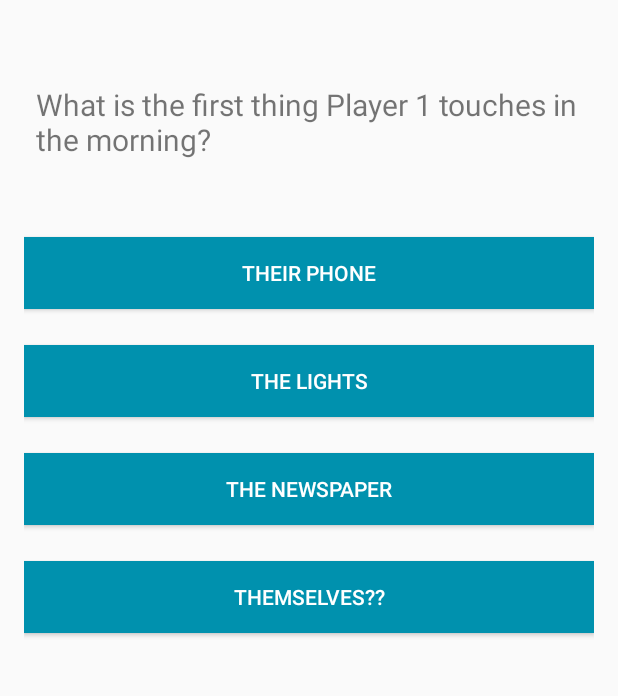
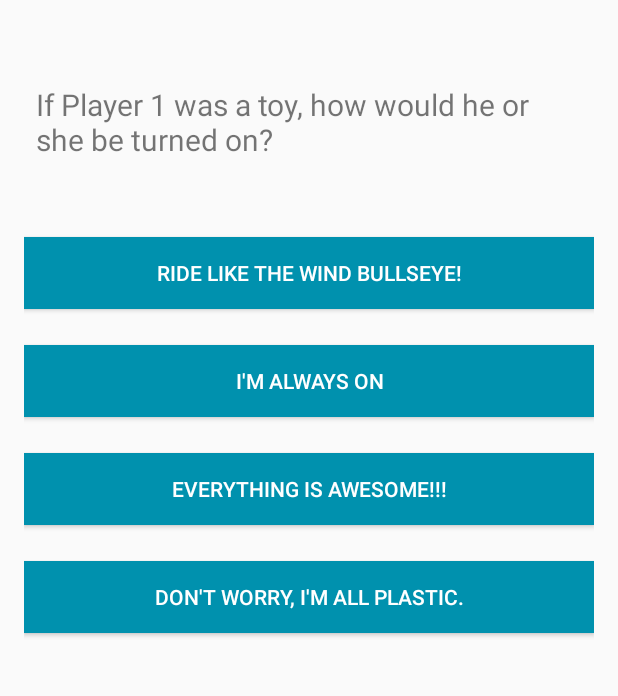
Before and after one commit to jsannyjr/A-Game-Of-Friends, an Android app: the screen it shows after launch (QuizActivity), after a tap on "NEW GAME", on a phone screen of 412 x 824 dp, the part 149-845 px from its top. Run offline under Robolectric (Android 15) with nearby library versions, the phone set to English and light mode, and no system bars.

Commit message:
Added logos and worked on more  questions.

```diff
--- a/AGameOfFriends/app/src/main/java/com/agameoffriends/agameoffriends/QuestionLibrary.java
+++ b/AGameOfFriends/app/src/main/java/com/agameoffriends/agameoffriends/QuestionLibrary.java
@@ -13,9 +13,13 @@
                 "What movie best describes Player 1’s bed skills?",
                 "If Player 1 had to fight anyone, who would kick their a** the best?",
                 "What would Player 1’s porn movie most likely be called?",
-                "Hello World"
+                "If Player 1 was a toy, how would he or she be turned on?",
+                "When Player 1 was born, what was their first words?",
+                "What song would describe Player 1’s dating skills? ",
+                "Which of the following candies best describes Player 1's irst kiss",
+                "What would Player's 1 ideal date would be?"
 
-    ));
+            ));
 
     public ArrayList<ArrayList<String>> mChoice = new ArrayList<ArrayList<String>>(); //finish this for choices to optimize code later;
     public ArrayList<String> singleList = new ArrayList<String>(Arrays.asList("Their phone", "The lights", "The newspaper", "Themselves??"));
@@ -27,7 +31,11 @@
             {"Man of Steel", "Gone in Sixty Seconds", "Mission Impossible", "Home Alone"},
             {"Frodo", "Easter Bunny", "Jesus", "Buddha"},
             {"Return of the Tentacle Monster Part 15", "Faster and more Furious", "Coming out of the Closet", "Charlie Sheen’s Birthday"},
-            {"Hello World", "Hello World", "Hello World", "Hello World"}
+            {"Ride like the wind Bullseye!", "I'm always on", "Everything is awesome!!!", "Don't worry, I'm all plastic."},
+            {"System.out.println('Hello World')", "10 more minutes, mom.", "Show me dem boobs", "I want my money back."},
+            {"Beat It", "All By Myself","Superfreak", "Santa Claus is Coming to Town"},
+            {"Starburst", "Hot Tamales", "Milk Duds", "Zero"},
+            {"Netflix and Chill", "Hulu and Woohoo", "IMAX and Climax", "Buzzfeed and Bukkake"}
     };
 
     List<String> nAnswers = new ArrayList<>();
--- a/AGameOfFriends/app/src/main/java/com/agameoffriends/agameoffriends/QuizActivity.java
+++ b/AGameOfFriends/app/src/main/java/com/agameoffriends/agameoffriends/QuizActivity.java
@@ -27,6 +27,8 @@
     private Button nButtonChoice3;
 
     private String mAnswer = "";
+    private int setNumber = 0;
+    private double test = 0;
     private int mScore = 0;
     private int mQuestionNumber = 0;
     private int mQuestionNumberNew = 0;
@@ -41,6 +43,10 @@
 
     @Override
     protected void onCreate(Bundle savedInstanceState) {
+        setNumber = (int)Math.floor(Math.random() * 2.0);
+        test = (Math.random() * 2.0);
+        System.out.println(test);
+        System.out.println(setNumber);
         music = MediaPlayer.create(QuizActivity.this, R.raw.quizactivity);
         music.start();
         music.setLooping(true); //loop music
@@ -141,16 +147,16 @@
     public void updateQuestion() {
         System.out.println(mQuestionNumber);
         if(mQuestionNumber < 5) {
-            mQuestionView.setText(questionLibrary.getQuestion(mQuestionNumber));
-            nButtonChoice0.setText(questionLibrary.getChoice0(mQuestionNumber));
-            nButtonChoice1.setText(questionLibrary.getChoice1(mQuestionNumber));
-            nButtonChoice2.setText(questionLibrary.getChoice2(mQuestionNumber));
-            nButtonChoice3.setText(questionLibrary.getChoice3(mQuestionNumber));
-            usedQuestions.add(questionLibrary.nQuestions.get(mQuestionNumber));
-            usedAnswer.add(questionLibrary.getChoice0(mQuestionNumber));
-            usedAnswer.add(questionLibrary.getChoice1(mQuestionNumber));
-            usedAnswer.add(questionLibrary.getChoice2(mQuestionNumber));
-            usedAnswer.add(questionLibrary.getChoice3(mQuestionNumber));
+            mQuestionView.setText(questionLibrary.getQuestion(mQuestionNumber + (setNumber * 5)));
+            nButtonChoice0.setText(questionLibrary.getChoice0(mQuestionNumber + (setNumber * 5)));
+            nButtonChoice1.setText(questionLibrary.getChoice1(mQuestionNumber + (setNumber * 5)));
+            nButtonChoice2.setText(questionLibrary.getChoice2(mQuestionNumber + (setNumber * 5)));
+            nButtonChoice3.setText(questionLibrary.getChoice3(mQuestionNumber + (setNumber * 5)));
+            usedQuestions.add(questionLibrary.nQuestions.get(mQuestionNumber + (setNumber * 5)));
+            usedAnswer.add(questionLibrary.getChoice0(mQuestionNumber + (setNumber * 5)));
+            usedAnswer.add(questionLibrary.getChoice1(mQuestionNumber + (setNumber * 5)));
+            usedAnswer.add(questionLibrary.getChoice2(mQuestionNumber + (setNumber * 5)));
+            usedAnswer.add(questionLibrary.getChoice3(mQuestionNumber + (setNumber * 5)));
             System.out.println("First Session");
 
         }
--- a/AGameOfFriends/app/src/main/res/layout/activity_sub.xml
+++ b/AGameOfFriends/app/src/main/res/layout/activity_sub.xml
@@ -16,8 +16,8 @@
         android:paddingRight="120dp"
         android:textSize="20sp"
         android:fontFamily="casual"
-        android:background="#4CAF50"
-        android:layout_alignParentBottom="true"
-        android:layout_marginBottom="50dp" />
+        android:background="#0091AE"
+        android:layout_centerVertical="true"
+        android:layout_centerHorizontal="true" />
 
 </RelativeLayout>
```
Also changed, not shown: AGameOfFriends/app/src/main/res/layout/activity_main.xml (+14 -18 lines), AGameOfFriends/app/src/main/res/drawable/logo.png (added), AGameOfFriends/app/src/main/res/drawable/pic.jpg (added), 2 other files.
